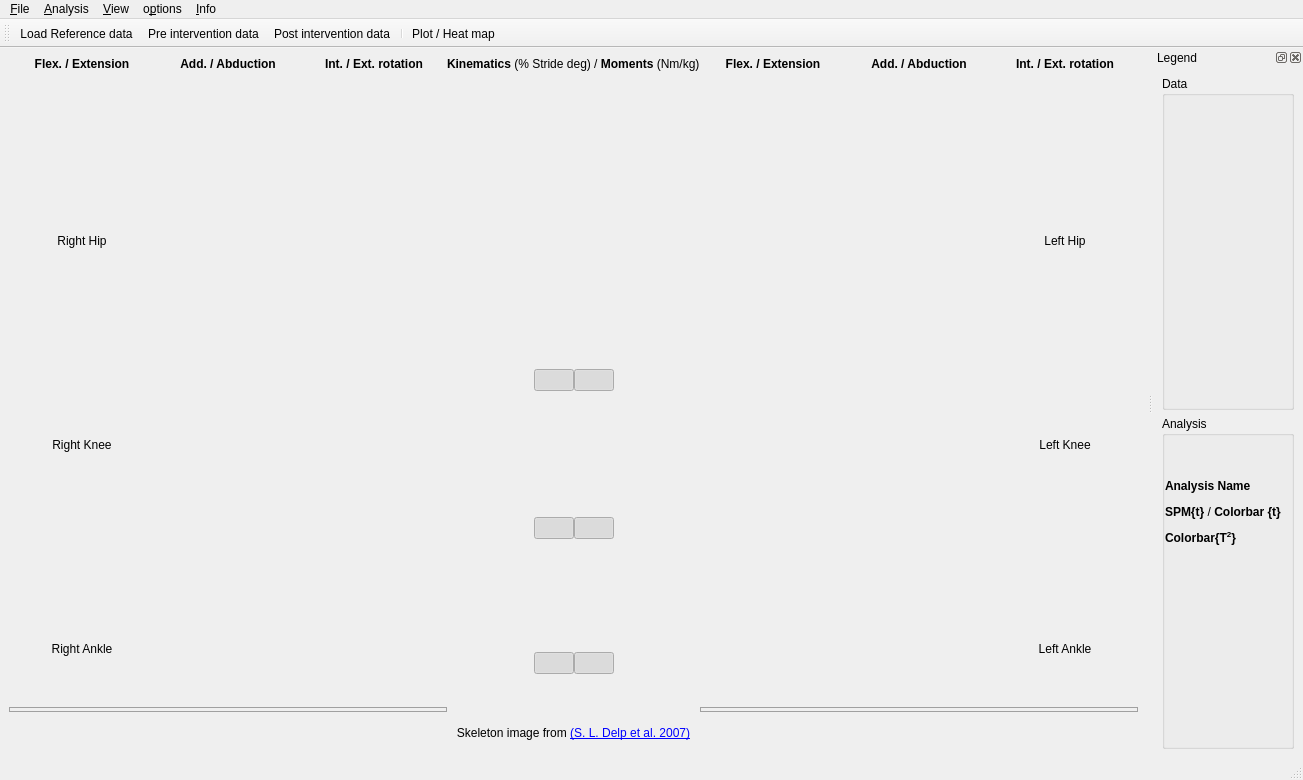
First picture: the form in spmclient/ui/gui/xml/ui_gait_analysis_window.ui, repository aalhossary/MovementRx, before the edit.
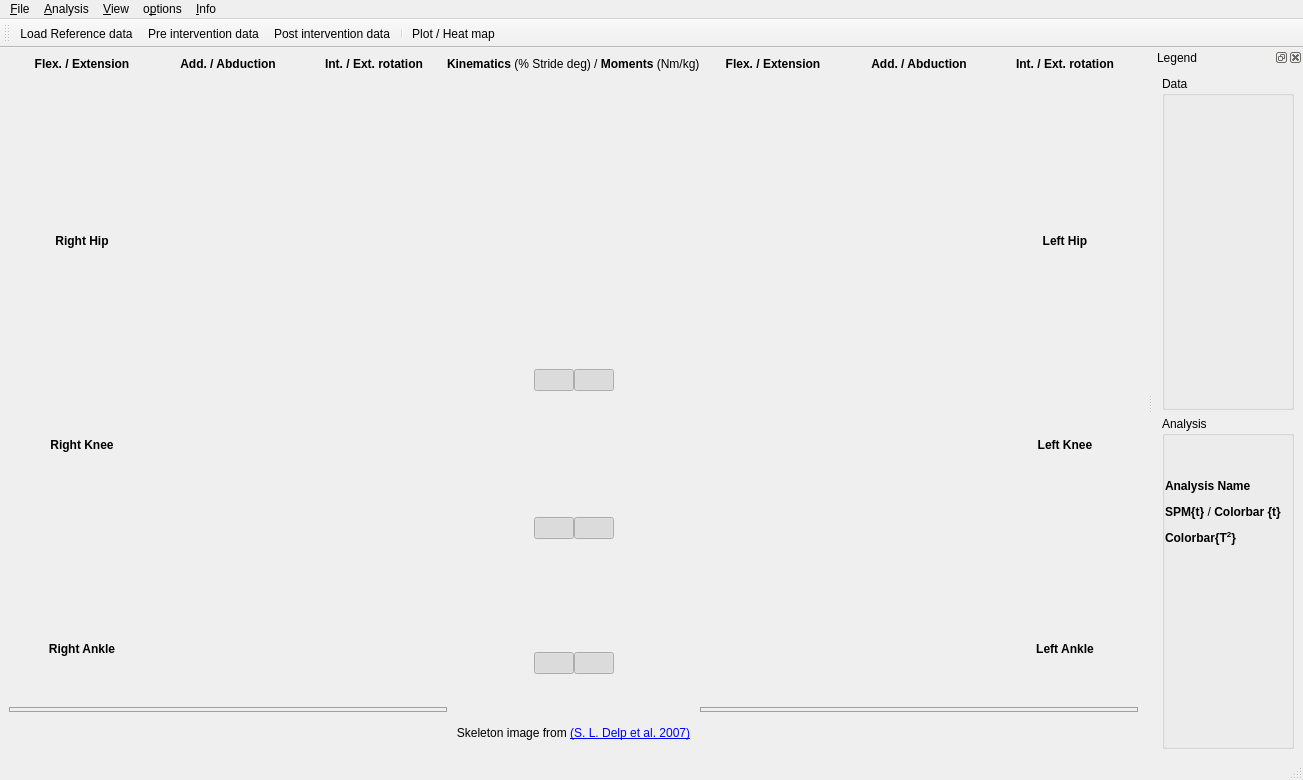
Second picture: the form after the edit. Icons and pictures are not drawn. Custom widgets are drawn as their Qt base class.

Commit message: Bold Joint Name

What changed in the file:
```diff
--- a/spmclient/ui/gui/xml/ui_gait_analysis_window.ui
+++ b/spmclient/ui/gui/xml/ui_gait_analysis_window.ui
@@ -435,6 +435,12 @@
                   <height>40</height>
                  </size>
                 </property>
+                <property name="font">
+                 <font>
+                  <weight>75</weight>
+                  <bold>true</bold>
+                 </font>
+                </property>
                 <property name="text">
                  <string>Left Hip</string>
                 </property>
@@ -645,6 +651,12 @@
                   <height>40</height>
                  </size>
                 </property>
+                <property name="font">
+                 <font>
+                  <weight>75</weight>
+                  <bold>true</bold>
+                 </font>
+                </property>
                 <property name="text">
                  <string>Left Knee</string>
                 </property>
@@ -716,6 +728,12 @@
                   <height>40</height>
                  </size>
                 </property>
+                <property name="font">
+                 <font>
+                  <weight>75</weight>
+                  <bold>true</bold>
+                 </font>
+                </property>
                 <property name="text">
                  <string>Left Ankle</string>
                 </property>
@@ -1002,6 +1020,12 @@
                   <height>40</height>
                  </size>
                 </property>
+                <property name="font">
+                 <font>
+                  <weight>75</weight>
+                  <bold>true</bold>
+                 </font>
+                </property>
                 <property name="text">
                  <string>Right Ankle</string>
                 </property>
@@ -1286,6 +1310,12 @@
                   <height>40</height>
                  </size>
                 </property>
+                <property name="font">
+                 <font>
+                  <weight>75</weight>
+                  <bold>true</bold>
+                 </font>
+                </property>
                 <property name="text">
                  <string>Right Knee</string>
                 </property>
@@ -1459,6 +1489,12 @@
                   <height>40</height>
                  </size>
                 </property>
+                <property name="font">
+                 <font>
+                  <weight>75</weight>
+                  <bold>true</bold>
+                 </font>
+                </property>
                 <property name="text">
                  <string>Right Hip</string>
                 </property>
```
The commit also changes 1 other file.
